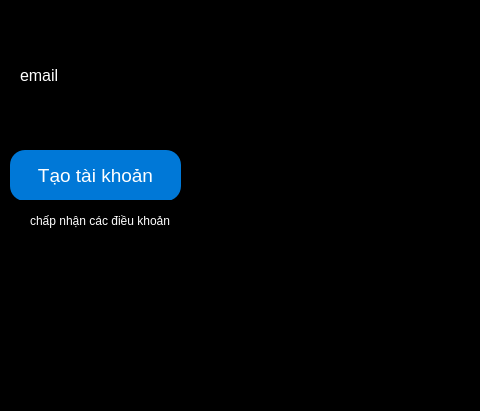
nhnlong2012-dev/nger, file resister.ui: the form before one commit; both pictures show x 0 to 480 and y 219 to 630 of the 1174 by 852 pixel window.
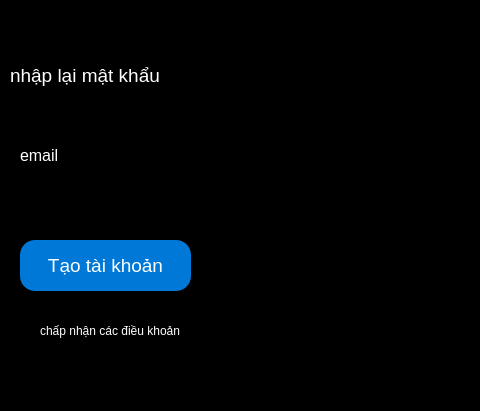
The form after the commit.

The edit to the form file:
```diff
--- a/resister.ui
+++ b/resister.ui
@@ -117,7 +117,7 @@
     <property name="geometry">
      <rect>
       <x>20</x>
-      <y>260</y>
+      <y>340</y>
       <width>101</width>
       <height>31</height>
      </rect>
@@ -135,7 +135,7 @@
     <property name="geometry">
      <rect>
       <x>10</x>
-      <y>300</y>
+      <y>380</y>
       <width>256</width>
       <height>31</height>
      </rect>
@@ -144,8 +144,8 @@
    <widget class="QPushButton" name="pushButton">
     <property name="geometry">
      <rect>
-      <x>10</x>
-      <y>350</y>
+      <x>20</x>
+      <y>440</y>
       <width>171</width>
       <height>51</height>
      </rect>
@@ -178,8 +178,8 @@
    <widget class="QRadioButton" name="radioButton">
     <property name="geometry">
      <rect>
-      <x>10</x>
-      <y>400</y>
+      <x>20</x>
+      <y>510</y>
       <width>181</width>
       <height>41</height>
      </rect>
@@ -188,6 +188,34 @@
      <string>chấp nhận các điều khoản</string>
     </property>
    </widget>
+   <widget class="QLabel" name="label_6">
+    <property name="geometry">
+     <rect>
+      <x>10</x>
+      <y>260</y>
+      <width>181</width>
+      <height>31</height>
+     </rect>
+    </property>
+    <property name="font">
+     <font>
+      <pointsize>14</pointsize>
+     </font>
+    </property>
+    <property name="text">
+     <string>nhập lại mật khẩu</string>
+    </property>
+   </widget>
+   <widget class="QTextBrowser" name="textBrowser_4">
+    <property name="geometry">
+     <rect>
+      <x>10</x>
+      <y>300</y>
+      <width>191</width>
+      <height>31</height>
+     </rect>
+    </property>
+   </widget>
   </widget>
   <widget class="QMenuBar" name="menubar">
    <property name="geometry">
```
